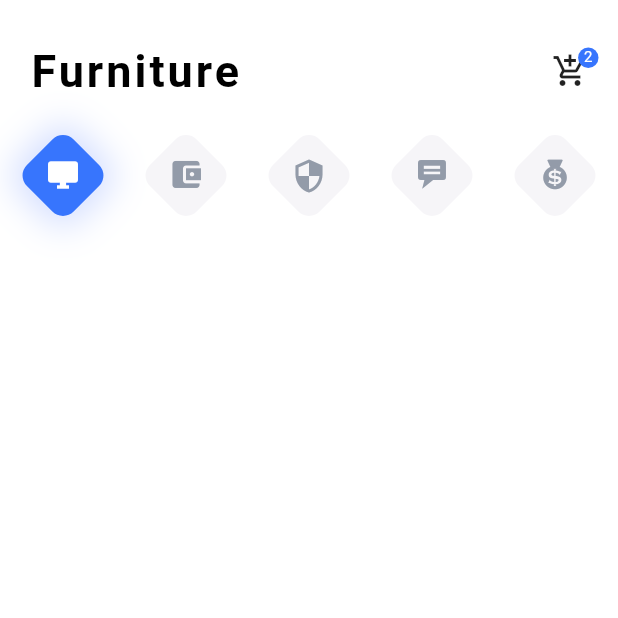
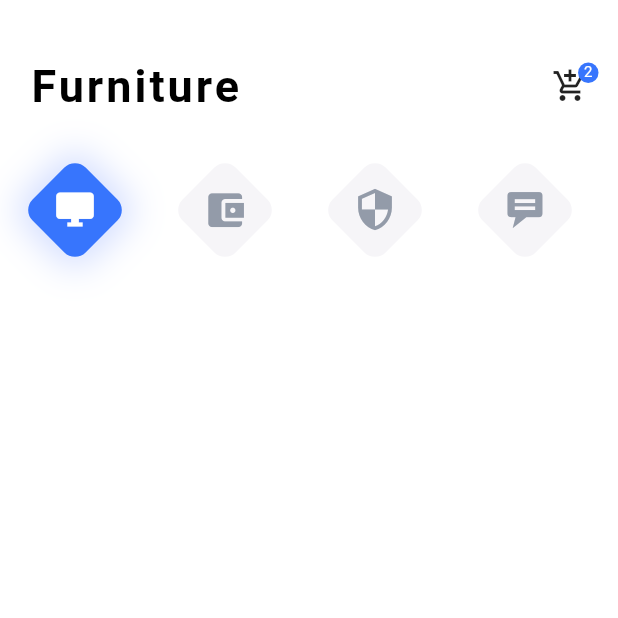
Before and after one commit to mausamRayamajhi/flutter_dribble_ui_one, a Flutter app: the Furniture screen opened by its route, on a phone screen of 412 x 824 dp, the top half of it. Run offline on Flutter 3.47's test engine with Material 2 defaults, Android fonts, the phone set to English and light mode, and no system bars.

Commit message:
furniture sectin refacrored

```diff
--- a/lib/src/pages/furniture.dart
+++ b/lib/src/pages/furniture.dart
@@ -1,4 +1,5 @@
-import 'package:dribble_one/src/widgets/furniture/furniture_categories.dart';
+import 'package:dribble_one/src/utils/constant.dart';
+import 'package:dribble_one/src/widgets/furniture/furniture_category.dart';
 import 'package:dribble_one/src/widgets/title_large.dart';
 import 'package:flutter/material.dart';
 
@@ -7,30 +8,36 @@ class Furniture extends StatelessWidget {
   Widget build(BuildContext context) {
     return Material(
       color: Colors.white,
-      child: Padding(
+      child: Column(
+        crossAxisAlignment: CrossAxisAlignment.start,
+        children: <Widget>[
+          Padding(
             padding: const EdgeInsets.only(
               left: 20.0,
               right: 20.0,
-          top: 30.0,
+              top: 40.0,
             ),
-        child: Column(
-          //mainAxisSize: MainAxisSize.max,
-          crossAxisAlignment: CrossAxisAlignment.start,
-          children: <Widget>[
-            TitleLarge(
+            child: TitleLarge(
               title: 'Furniture',
               icon: Icons.add_shopping_cart,
             ),
-            SizedBox(
-              height: 30.0,
           ),
-            FurnitureCategories(),
-            SizedBox(
-              height: 30.0,
+          buildFurnitureCategories,
+        ],
       ),
-          ],
+    );
+  }
+
+  final buildFurnitureCategories = Container(
+    height: 130.0,
+    child: ListView.builder(
+      scrollDirection: Axis.horizontal,
+      itemCount: furnitureCategoriesList.length,
+      itemBuilder: (context, int index) => Center(
+            child: FurnitureCategory(
+              item: furnitureCategoriesList[index],
+            ),
           ),
     ),
   );
 }
-}
--- a/lib/src/widgets/furniture/furniture_categories.dart
+++ /dev/null
@@ -1,18 +0,0 @@
-import 'package:dribble_one/src/utils/constant.dart';
-import 'package:dribble_one/src/widgets/furniture/furniture_category.dart';
-import 'package:flutter/material.dart';
-
-class FurnitureCategories extends StatelessWidget {
-  @override
-  Widget build(BuildContext context) {
-    return Row(
-      mainAxisAlignment: MainAxisAlignment.spaceBetween,
-      children: <Widget>[
-        for (FurnitureCatg catg in furnitureCategoriesList)
-          FurnitureCategory(
-            item: catg,
-          )
-      ],
-    );
-  }
-}
--- a/lib/src/widgets/furniture/furniture_category.dart
+++ b/lib/src/widgets/furniture/furniture_category.dart
@@ -8,7 +8,9 @@ class FurnitureCategory extends StatelessWidget {
   FurnitureCategory({@required this.item});
   @override
   Widget build(BuildContext context) {
-    return Transform.rotate(
+    return Container(
+      margin: EdgeInsets.symmetric(horizontal: 25.0),
+      child: Transform.rotate(
         angle: pi / 4,
         child: Container(
           padding: EdgeInsets.all(10.0),
@@ -30,7 +32,9 @@ class FurnitureCategory extends StatelessWidget {
             angle: -pi / 4,
             child: Icon(
               item.icon,
+              size: 30.0,
               color: item.elivation ? Colors.white : furnitureCateDisableColor,
+            ),
           ),
         ),
       ),
```
Lines whose indentation alone changed are shown as unchanged.
